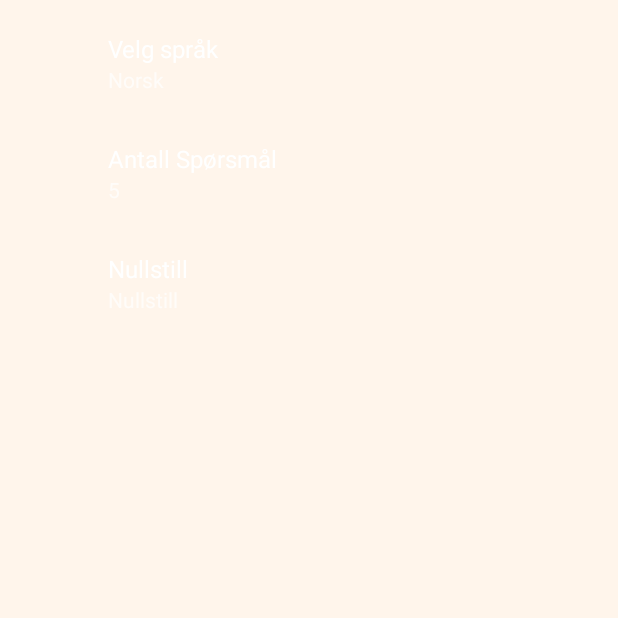
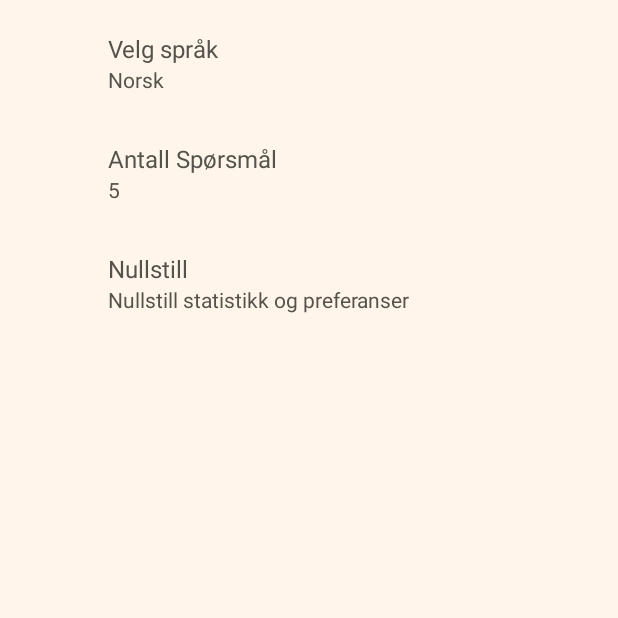
Before and after one commit to hanseklev/Mattequiz, an Android app: the PreferencesFragment screen opened directly, with no data from a screen before it, on a phone screen of 412 x 824 dp, the top half of it. Run offline under Robolectric (Android 15) with nearby library versions, the phone set to English and light mode, and no system bars; our stand-ins replace androidx.preference.

Commit message:
Fixed invisible text in preferences.xml

```diff
--- a/app/src/main/res/drawable/game_progress_bar.xml
+++ b/app/src/main/res/drawable/progress_bar_game.xml
@@ -5,7 +5,7 @@
             <gradient
                 android:angle="90"
                 android:endColor="@color/primary_light"
-                android:startColor="@color/primary_light" />>
+                android:startColor="@color/primary_light" />
             <stroke
                 android:width="1dp"
                 android:color="@color/primary_dark" />
--- a/app/src/main/res/values/themes.xml
+++ b/app/src/main/res/values/themes.xml
@@ -10,6 +10,11 @@
         <item name="android:windowBackground">@color/primary_light</item>
         <item name="android:colorBackground">@color/primary_light</item>
         <item name="android:textColor">@color/primary_dark</item>
+        <item name="android:textColorPrimary">@color/primary_dark</item>
+        <item name="android:textColorSecondary">@color/primary_dark</item>
+        <item name="android:textColorTertiary">@color/primary_dark</item>
+
+
         <item name="android:fontFamily">@font/font</item>
 
         <item name="android:textSize">25sp</item>
--- a/app/src/main/res/xml/preferences.xml
+++ b/app/src/main/res/xml/preferences.xml
@@ -17,7 +17,7 @@
 
     <Preference
         android:key="reset_stats"
-        android:summary="@string/reset_stats"
+        android:summary="@string/reset_stats_summary"
         android:title="@string/reset_stats" />
 
 </PreferenceScreen>
```
